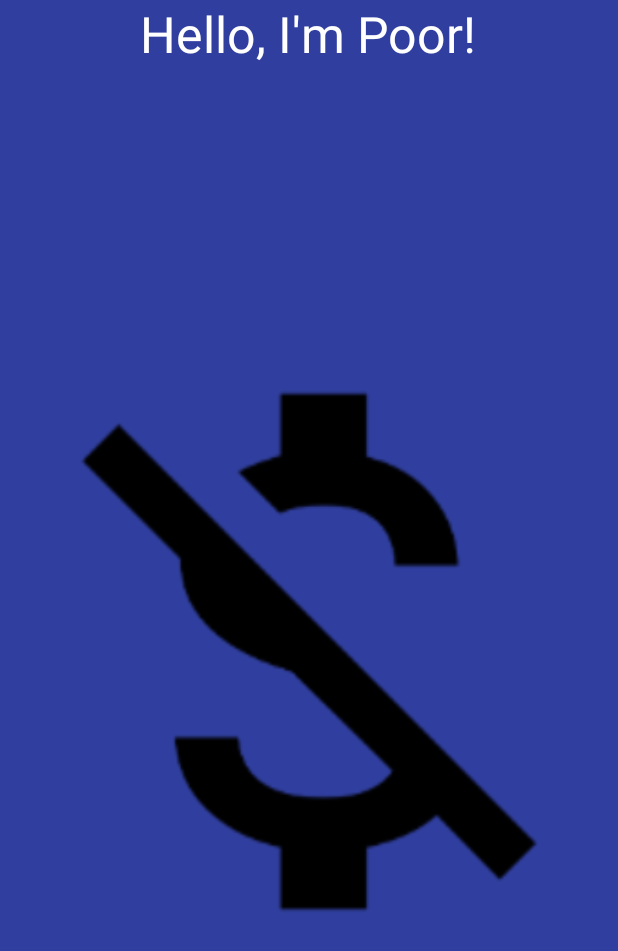
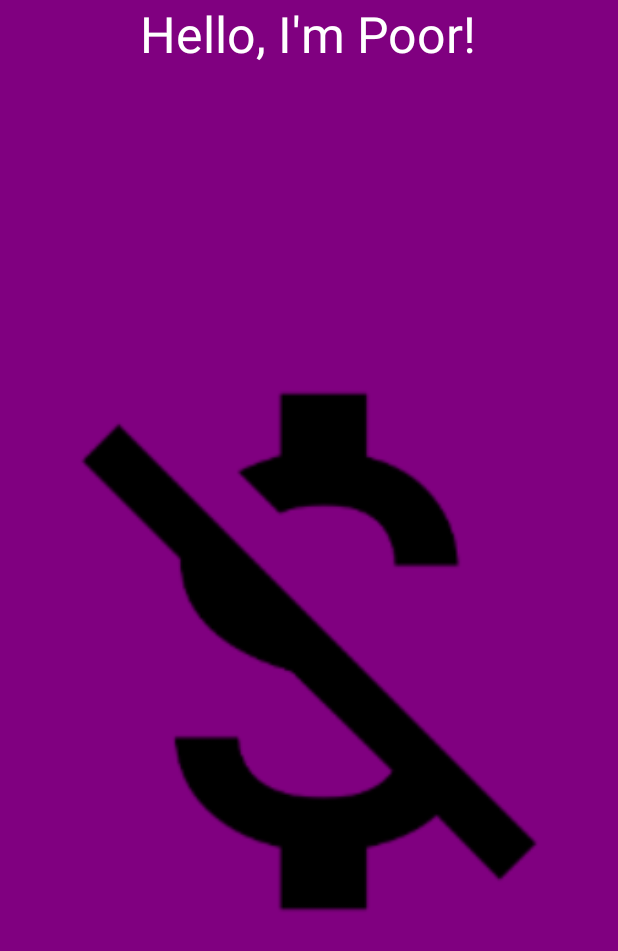
Before and after one commit to Aashutosh2409/imPoor-App, an Android app: the screen it shows after launch (MainActivity), on a phone screen of 412 x 824 dp. Shown: the top 951 px of the screen. Run offline under Robolectric (Android 15) with nearby library versions, the phone set to English and light mode, and no system bars.

Commit message:
changed background color

```diff
--- a/app/src/main/res/layout/activity_main.xml
+++ b/app/src/main/res/layout/activity_main.xml
@@ -5,7 +5,7 @@
     android:layout_width="match_parent"
     android:layout_height="match_parent"
     tools:context="com.aashutoshsingh.impoor.MainActivity"
-    android:background="@color/colorPrimaryDark">
+    android:background="@color/maroon">
 
     <TextView
         android:layout_width="wrap_content"
--- a/app/src/main/res/values/colors.xml
+++ b/app/src/main/res/values/colors.xml
@@ -3,4 +3,5 @@
     <color name="colorPrimary">#3F51B5</color>
     <color name="colorPrimaryDark">#303F9F</color>
     <color name="colorAccent">#FF4081</color>
+    <color name="maroon">#800080</color>
 </resources>
```
